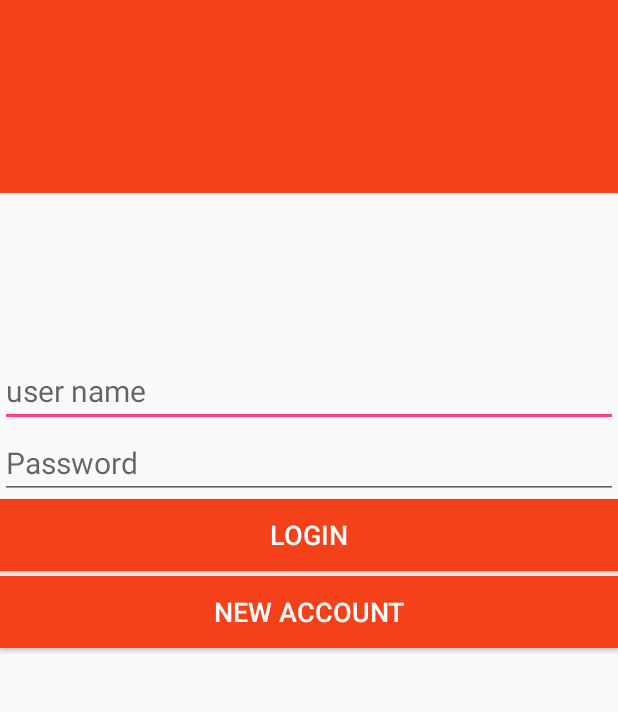
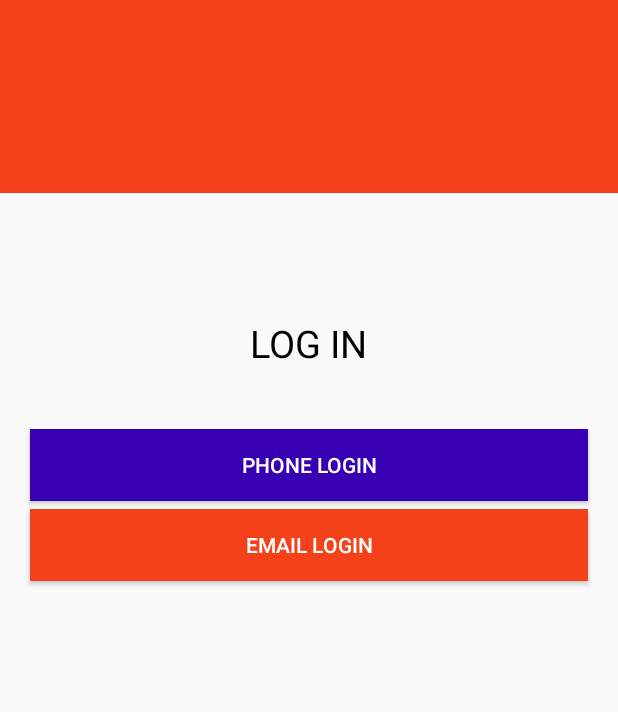
Before and after one commit to SrengBona/AssigmentAndroid, an Android app: the screen it shows after launch (LoginActivity), on a phone screen of 412 x 824 dp, the part 425-1137 px from its top. Run offline under Robolectric (Android 15) with nearby library versions, the phone set to English and light mode, and no system bars; libraries missing offline, so code that uses them is left out: com.facebook.accountkit.

Commit message:
Create Login activity by AccountKit.

```diff
--- a/app/src/main/java/com/example/user/tosnham/LoginActivity.java
+++ b/app/src/main/java/com/example/user/tosnham/LoginActivity.java
@@ -1,45 +1,120 @@
 package com.example.user.tosnham;
 
-import android.app.Activity;
 import android.content.Intent;
+import android.content.pm.PackageInfo;
+import android.content.pm.PackageManager;
+import android.content.pm.Signature;
+import android.support.annotation.Nullable;
 import android.support.v7.app.AppCompatActivity;
 import android.os.Bundle;
+import android.util.Base64;
+import android.util.Log;
 import android.view.View;
+import android.widget.Button;
 import android.widget.Toast;
 
-public class LoginActivity extends Activity implements View.OnClickListener{
+
+import com.facebook.accountkit.AccountKitLoginResult;
+import com.facebook.accountkit.ui.AccountKitActivity;
+import com.facebook.accountkit.ui.AccountKitConfiguration;
+import com.facebook.accountkit.ui.LoginType;
+
+import java.security.MessageDigest;
+import java.security.NoSuchAlgorithmException;
+
+public class LoginActivity extends AppCompatActivity {
+
+    private  final  static int REQUEST_CODE = 999;
+
+    Button btnPhone,btnEmail;
     @Override
     protected void onCreate(Bundle savedInstanceState) {
         super.onCreate(savedInstanceState);
         setContentView(R.layout.activity_login);
-        //
-        View login=(View) findViewById(R.id.login);
-        View newacount=(View) findViewById(R.id.newacount);
+
+        btnPhone = (Button)findViewById(R.id.phoneLogin);
+        btnEmail = (Button)findViewById(R.id.emailLogin);
+
+        btnEmail.setOnClickListener(new View.OnClickListener() {
+            @Override
+            public void onClick(View v) {
+                startLoginPage(LoginType.EMAIL);
+            }
+        });
+
+        btnPhone.setOnClickListener(new View.OnClickListener() {
+            @Override
+            public void onClick(View v) {
+                startLoginPage(LoginType.PHONE);
+            }
+        });
+
+//        printKeyHash();
+
+    }
+
+    private void startLoginPage(LoginType loginType) {
+
+        if (loginType == LoginType.EMAIL){
+            Intent intent = new Intent(this,AccountKitActivity.class);
+            AccountKitConfiguration.AccountKitConfigurationBuilder accountKitConfigurationBuilder =
+                    new AccountKitConfiguration.AccountKitConfigurationBuilder(LoginType.EMAIL, AccountKitActivity.ResponseType.TOKEN); //use token when 'Enable Client Access Token Flow' is yes
+            intent.putExtra(AccountKitActivity.ACCOUNT_KIT_ACTIVITY_CONFIGURATION,accountKitConfigurationBuilder.build());
+            startActivityForResult( intent,REQUEST_CODE);
+        }
+        else if (loginType == LoginType.PHONE){
+            Intent intent = new Intent(this,AccountKitActivity.class);
+            AccountKitConfiguration.AccountKitConfigurationBuilder accountKitConfigurationBuilder =
+                    new AccountKitConfiguration.AccountKitConfigurationBuilder(LoginType.PHONE, AccountKitActivity.ResponseType.TOKEN); //use token when 'Enable Client Access Token Flow' is yes
+            intent.putExtra(AccountKitActivity.ACCOUNT_KIT_ACTIVITY_CONFIGURATION,accountKitConfigurationBuilder.build());
+            startActivityForResult( intent,REQUEST_CODE);
+        }
+    }
 
 
-        login.setOnClickListener(this);
-        newacount.setOnClickListener(this);
+    @Override
+    protected void onActivityResult(int requestCode, int resultCode, @Nullable Intent data) {
+        super.onActivityResult(requestCode, resultCode, data);
+
+        if (requestCode == REQUEST_CODE){
+            AccountKitLoginResult result = data.getParcelableExtra(AccountKitLoginResult.RESULT_KEY);
+            if (result.getError() !=null){
+                Toast.makeText(this, ""+result.getError().getErrorType().getMessage(),Toast.LENGTH_SHORT).show();
+                return;
+            }
+            else if (result.wasCancelled()){
+                Toast.makeText(this, "Cancel",Toast.LENGTH_SHORT).show();
+                return;
+            }
+            else
+            {
+                if (result.getAccessToken() != null)
+                    Toast.makeText(this, "Success ! $s"+result.getAccessToken().getAccountId(),Toast.LENGTH_SHORT).show();
+                else
+                    Toast.makeText(this, "Success ! $s"+result.getAuthorizationCode().substring(0,10),Toast.LENGTH_SHORT).show();
+
+                startActivity( new Intent( this,MainActivity.class));
+            }
+        }
     }
 
-    private void startMainActivity(){
-        Intent intent = new Intent(this, MainActivity.class);
-        startActivity(intent);
-    }
-    private void startCreateAcount(){
-        Intent intent = new Intent(this, CreateAccountActivity.class);
-        startActivity(intent);
-    }
-    @Override
-    public void onClick(View view) {
-        if(view.getId()==R.id.login){
-            startMainActivity();
-            finish();
-        }
-        else if(view.getId()==R.id.newacount) {
-            startCreateAcount();
-            finish();
-//            String message="No!";
-//            Toast.makeText(this, message, Toast.LENGTH_LONG).show();
+
+
+    private void printKeyHash() {
+        try {
+            PackageInfo info = getPackageManager().getPackageInfo("com.example.user.tosnham", PackageManager.GET_SIGNATURES);
+
+            for (Signature signature : info.signatures)
+            {
+                MessageDigest md = MessageDigest.getInstance("SHA");
+                md.update(signature.toByteArray());
+                Log.d("KEYHASH", Base64.encodeToString(md.digest(),Base64.DEFAULT));
+            }
+
+        } catch (PackageManager.NameNotFoundException e) {
+            e.printStackTrace();
+        } catch (NoSuchAlgorithmException e) {
+            e.printStackTrace();
         }
     }
 
--- a/app/src/main/res/layout/activity_login.xml
+++ b/app/src/main/res/layout/activity_login.xml
@@ -32,35 +32,35 @@
         android:gravity="center"
         android:orientation="vertical"
         android:layout_height="0dp">
-        <EditText
-        android:layout_width="match_parent"
-        android:textSize="20dp"
-        android:textColor="@color/Black"
-        android:hint="user name"
-        android:layout_height="wrap_content" />
-        <EditText
+        <TextView
+            android:text="LOG IN"
+            android:textSize="25dp"
+            android:textColor="@color/Black"
+            android:layout_marginTop="-70dp"
+            android:layout_marginBottom="40dp"
+            android:layout_width="wrap_content"
+            android:layout_height="wrap_content" />
+
+        <Button
+            android:id="@+id/phoneLogin"
+            android:text="Phone Login"
+            android:textColor="@color/white"
+            android:background="@color/design_default_color_primary_dark"
+            android:layout_marginLeft="20dp"
+            android:layout_marginRight="20dp"
+            android:layout_marginBottom="5dp"
             android:layout_width="match_parent"
-            android:textSize="20dp"
-            android:textColor="@color/Black"
-            android:hint="Password"
             android:layout_height="wrap_content" />
         <Button
+            android:id="@+id/emailLogin"
+            android:text="Email Login"
+            android:textColor="@color/white"
+            android:background="@color/colorApp"
+            android:layout_marginLeft="20dp"
+            android:layout_marginRight="20dp"
             android:layout_width="match_parent"
-            android:textColor="@color/white"
-            android:textSize="18dp"
-            android:text="Login"
-            android:background="@color/colorApp"
-            android:id="@+id/login"
             android:layout_height="wrap_content" />
-        <Button
-            android:layout_width="match_parent"
-            android:layout_marginTop="3dp"
-            android:textColor="@color/white"
-            android:textSize="18dp"
-            android:text="New Account"
-            android:background="@color/colorApp"
-            android:id="@+id/newacount"
-            android:layout_height="wrap_content"/>
+
     </LinearLayout>
 
 </LinearLayout>
--- a/app/src/main/res/layout/activity_main_restuarant.xml
+++ b/app/src/main/res/layout/activity_main_restuarant.xml
@@ -9,5 +9,6 @@
         android:layout_width="wrap_content"
         android:text="hello Mr. Sreng Bona.
         Thank you!"
-        android:layout_height="wrap_content" />
+        android:layout_height="wrap_content"
+        tools:ignore="MissingConstraints" />
 </android.support.constraint.ConstraintLayout>
--- a/app/src/main/res/menu/menu_main.xml
+++ b/app/src/main/res/menu/menu_main.xml
@@ -17,6 +17,7 @@
         android:icon="@drawable/ic_setting"
         android:title="Setting"/>
     <item
+        android:id="@+id/btnLogOut"
         android:icon="@drawable/ic_logout"
         android:title="Logout"/>
 </menu>
--- a/app/src/main/res/values/strings.xml
+++ b/app/src/main/res/values/strings.xml
@@ -1,3 +1,7 @@
 <resources>
-    <string name="app_name">Tos Nham</string>
+    <string name="app_name">AssigmentAndroid</string>
+
+    <string name="fb_app_id">334066307226769</string>
+    <string name="account_kit_client_token">faddc049665eedbc5439bab240102fd7</string>
+    <string name="ak_login_protocol_scheme">akfaddc049665eedbc5439bab240102fd7</string>
 </resources>
--- a/build.gradle
+++ b/build.gradle
@@ -7,7 +7,7 @@ buildscript {
         jcenter()
     }
     dependencies {
-        classpath 'com.android.tools.build:gradle:3.1.3'
+        classpath 'com.android.tools.build:gradle:3.3.1'
 
 
         // NOTE: Do not place your application dependencies here; they belong
@@ -19,6 +19,7 @@ allprojects {
     repositories {
         google()
         jcenter()
+
     }
 }
 
```
Also changed, not shown: app/build.gradle (+8 -5 lines), app/src/main/AndroidManifest.xml (+27 -0 lines), app/src/main/java/com/example/user/tosnham/MainActivity.java (+14 -0 lines), app/src/main/res/layout/header_drawerlaytout_activity.xml (+6 -3 lines), gradle/wrapper/gradle-wrapper.properties.
